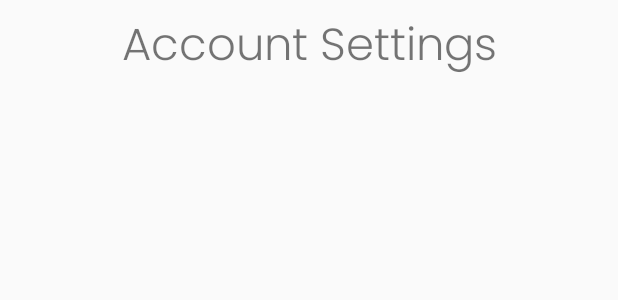
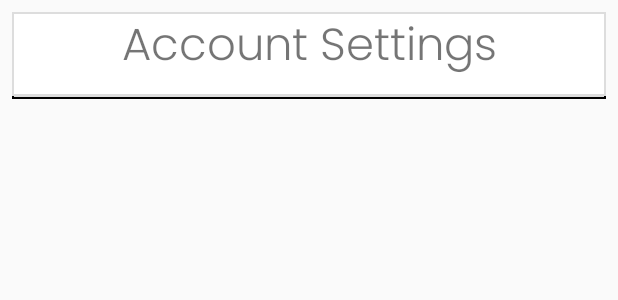
Before and after one commit to tesina-ssd/tesina, an Android app: the layout fragment_settings.xml on its own in the app's theme, with its tools: preview values and no code run, on a phone screen of 412 x 824 dp. Shown: the top 300 px of the screen. Run offline under Robolectric (Android 15) with nearby library versions, the phone set to English and light mode, and no system bars.

Commit message:
minor updates

```diff
--- a/TrackingApp/app/build.gradle
+++ b/TrackingApp/app/build.gradle
@@ -39,5 +39,5 @@ dependencies {
     implementation 'com.google.firebase:firebase-firestore:18.0.0'
     implementation 'com.google.firebase:firebase-storage:16.0.1'
     implementation 'com.squareup.picasso:picasso:2.71828'
-    implementation 'androidx.cardview:cardview:1.0.0'
+
 }
--- a/TrackingApp/app/src/main/java/com/example/trackingapp/AccountSettings.java
+++ b/TrackingApp/app/src/main/java/com/example/trackingapp/AccountSettings.java
@@ -306,6 +306,7 @@ public class AccountSettings extends Fragment {
 
     private void loadData() {
         final ProgressDialog pd = new ProgressDialog(getContext());
+        pd.setCancelable(false);
         pd.show();
         pd.setMessage("Getting information...");
         String username;
--- a/TrackingApp/app/src/main/java/com/example/trackingapp/MainActivity.java
+++ b/TrackingApp/app/src/main/java/com/example/trackingapp/MainActivity.java
@@ -54,6 +54,7 @@ public class MainActivity extends AppCompatActivity implements AccountSettings.O
                 case R.id.navigation_notification_center:
                     return true;
                 case R.id.navigation_settings:
+
                     fragmentManager.beginTransaction().replace(R.id.frame_layout, new FragSettings(), "map")
                             .addToBackStack(null).commit();
                     return true;
--- a/TrackingApp/app/src/main/java/com/example/trackingapp/WriteData.java
+++ b/TrackingApp/app/src/main/java/com/example/trackingapp/WriteData.java
@@ -25,6 +25,7 @@ import java.util.Random;
 import androidx.annotation.NonNull;
 
 public class WriteData {
+    private  ProgressDialog pd =null;
     private FirebaseUser user = null;
     private FirebaseFirestore db;
     private String userid = null;
@@ -32,6 +33,7 @@ public class WriteData {
     private Context contex;
     public WriteData(Context context){
         this.contex=context;
+        this.pd = new ProgressDialog(this.contex);
     }
 
     public WriteData setDb(FirebaseFirestore db) {
@@ -43,7 +45,7 @@ public class WriteData {
         Random rand = new Random();
         // Obtain a number between [0 - 49].
         int n = 1;
-        final ProgressDialog pd = new ProgressDialog(this.contex);
+        pd.setCancelable(false);
         pd.setMessage("Uploading");
         pd.show();
 
@@ -89,7 +91,7 @@ public class WriteData {
 
     }
     public void updateProfile(Map<String, Object> data,String name, final boolean userModifiedWrite, boolean canWrite){
-        final ProgressDialog pd = new ProgressDialog(this.contex);
+        pd.setCancelable(false);
         pd.show();
         pd.setMessage("Updating data...");
         if(user!=null && userModifiedWrite){
--- /dev/null
+++ b/TrackingApp/app/src/main/res/drawable/bottomborder.xml
@@ -0,0 +1,20 @@
+<?xml version="1.0" encoding="UTF-8"?>
+<layer-list xmlns:android="http://schemas.android.com/apk/res/android" >
+    <item>
+        <shape
+            android:shape="rectangle">
+            <stroke android:width="1dp" android:color="#FF000000" />
+            <solid android:color="#FFDDDDDD" />
+
+        </shape>
+    </item>
+
+    <item  android:bottom="2dp">
+        <shape
+            android:shape="rectangle">
+            <stroke android:width="1dp" android:color="#FFDDDDDD" />
+            <solid android:color="#FFF" />
+        </shape>
+    </item>
+
+</layer-list>
--- a/TrackingApp/app/src/main/res/layout/fragment_settings.xml
+++ b/TrackingApp/app/src/main/res/layout/fragment_settings.xml
@@ -9,10 +9,11 @@
     <TextView
         android:id="@+id/lblAccountSettings"
         android:layout_width="match_parent"
-        android:layout_height="67dp"
+        android:layout_height="58dp"
         android:layout_marginStart="8dp"
         android:layout_marginTop="8dp"
         android:layout_marginEnd="8dp"
+        android:background="@drawable/bottomborder"
         android:fontFamily="@font/poppins_light"
         android:text="Account Settings"
         android:textAlignment="center"
```
Also changed, not shown: TrackingApp/app/src/main/res/layout/accountsettings.xml (+32 -21 lines).
